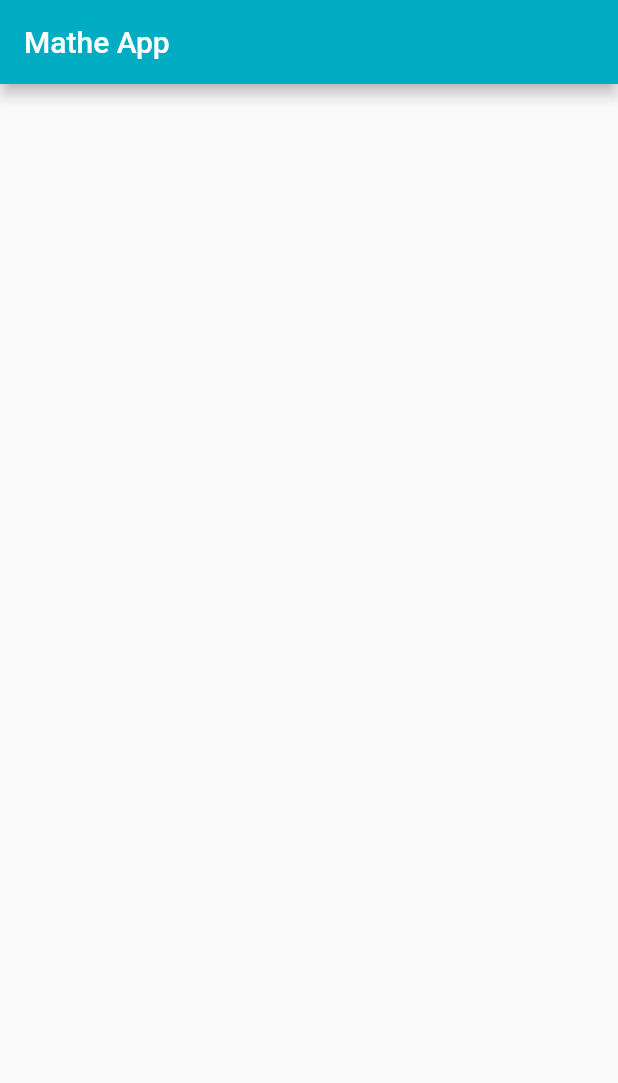
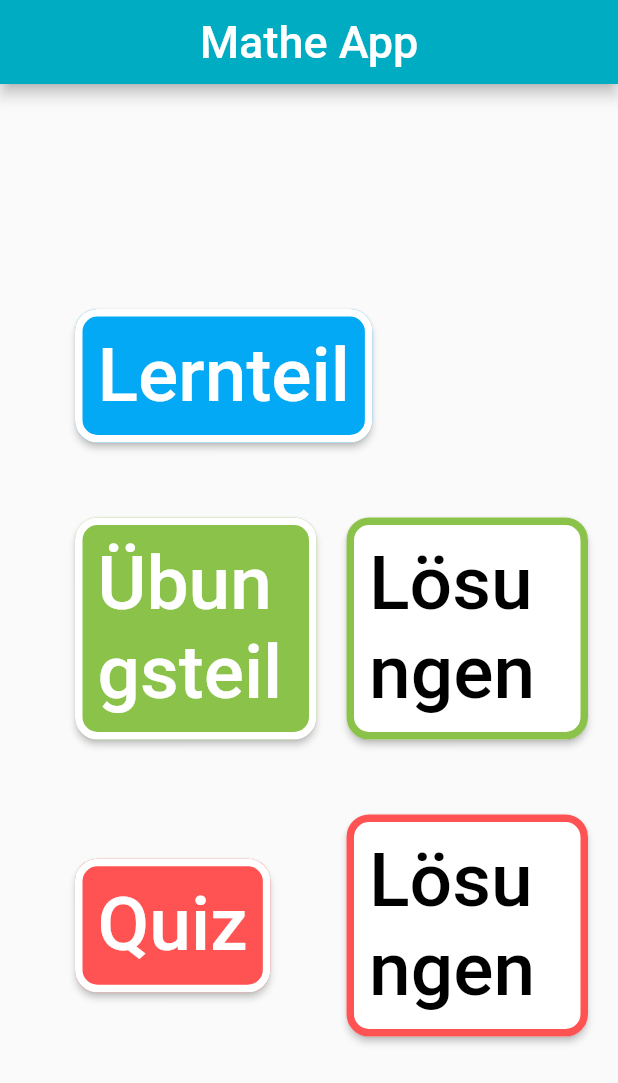
Before and after one commit to chrissiwaffler/Mathe-App, a Flutter app: the screen it shows after launch, on a phone screen of 412 x 824 dp. Shown: the top 1083 px of the screen. Run offline on Flutter 3.47's test engine with Material 2 defaults, Android fonts, the phone set to English and light mode, and no system bars; our stand-ins replace google_fonts; missing offline and left inert: flutter_full_pdf_viewer.

Commit message:
Arbeite an PDF

```diff
--- a/lib/main.dart
+++ b/lib/main.dart
@@ -24,6 +24,7 @@ class MyApp extends StatelessWidget {
         )
 
 
+
       ),
       home: MyHomePage(
         title: 'Mathe App',
@@ -43,14 +44,16 @@ class MyHomePage extends StatefulWidget {
 class _MyHomePageState extends State<MyHomePage> {
 
 
-
   @override
   Widget build(BuildContext context) {
     return Scaffold(
       appBar: AppBar(
+        centerTitle: true,
         title: Text(
           widget.title,
-          textAlign: TextAlign.center,),
+          style: TextStyle(fontSize: 30),
+          textAlign: TextAlign.center,
+        ),
       ),
       body: Container(
         padding: EdgeInsets.only(top: 100, left: 50),
@@ -61,44 +64,53 @@ class _MyHomePageState extends State<MyHomePage> {
             // Lernteil
             // mit Padding, damit die Row nicht bis ganz nach rechts geht
             Padding(
-              padding: EdgeInsets.only(right: 400),
+              padding: EdgeInsets.only(right: 0),
               child: Row(
                 mainAxisAlignment: MainAxisAlignment.start,
                 children: <Widget>[
                   // Button für Lerninhalte
-                  new ButtonsHomescreen(
+                 new Flexible(
+                  child:  new ButtonsHomescreen(
                     "Lernteil",
                     Farbe.lernteil,
                     Colors.white,
                     Colors.white,
                     Lernteil()
                   ).build(context),
+                 )
+                 ,
               ],),
             ),
 
             // Übungsteil
             Padding(
-              padding: EdgeInsets.only(right: 600),
+              padding: EdgeInsets.only(right: 0),
               child:Row(
                 mainAxisAlignment: MainAxisAlignment.spaceBetween,
                 children: <Widget>[
                   // Button für Übungsteil
-                  new ButtonsHomescreen(
+                  new Flexible(
+                    child: new ButtonsHomescreen(
                       "Übungsteil",
                       Farbe.uebungsteil_aufgaben,
                       Colors.white,
                       Colors.white,
                       MyApp()
                     ).build(context),
+                  ),
+
 
                   // Button für Lösungen vom Übungsteil
-                  new ButtonsHomescreen(
+                  new Flexible(
+                    child: new ButtonsHomescreen(
                       "Lösungen",
                       Colors.white,
                       Farbe.uebungsteil_loesungen,
                       Colors.black,
                       MyApp()
                     ).build(context),
+                  ),
+
 
                   // Bild
                   //Image(image: AssetImage('graphics/mathe_bild.jpg'),)
@@ -108,27 +120,32 @@ class _MyHomePageState extends State<MyHomePage> {
 
             // Quiz
             Padding(
-              padding: EdgeInsets.only(right: 600),
+              padding: EdgeInsets.only(right: 0),
               child: Row(
                 mainAxisAlignment: MainAxisAlignment.spaceBetween,
                 children: <Widget>[
+
                   // Button für Quizze
-                  new ButtonsHomescreen(
+                  new Flexible(
+                    child: new ButtonsHomescreen(
                       "Quiz",
                       Farbe.quiz_aufgaben,
                       Colors.white,
                       Colors.white,
                       MyApp()
                     ).build(context),
+                  ),
 
                   // Button für Lösungen von den Quizzen
-                  new ButtonsHomescreen(
+                  new Flexible(
+                    child: new ButtonsHomescreen(
                       "Lösungen",
                       Colors.white,
                       Farbe.quiz_loesungen,
                       Colors.black,
                       MyApp()
-                  ).build(context)
+                    ).build(context),
+                  )
 
               ],)
             ),
--- a/pubspec.yaml
+++ b/pubspec.yaml
@@ -25,6 +25,8 @@ dependencies:
   # Use with the CupertinoIcons class for iOS style icons.
   cupertino_icons: ^0.1.2
   google_fonts: ^0.3.3
+  flutter_full_pdf_viewer: ^1.0.6
+  path_provider: ^1.5.1
 
 
 dev_dependencies:
@@ -46,6 +48,7 @@ flutter:
   # To add assets to your application, add an assets section, like this:
   assets:
     - assets/graphics/mathe_bild.jpg
+    - PDFs/
 
   # An image asset can refer to one or more resolution-specific "variants", see
   # https://flutter.dev/assets-and-images/#resolution-aware.
```
Also changed, not shown: lib/lernteil.dart (+11 -3 lines), lib/loading_pdf.dart (added, +39 -0 lines), pubspec.lock, 1 other file. Lines whose indentation alone changed are shown as unchanged.
